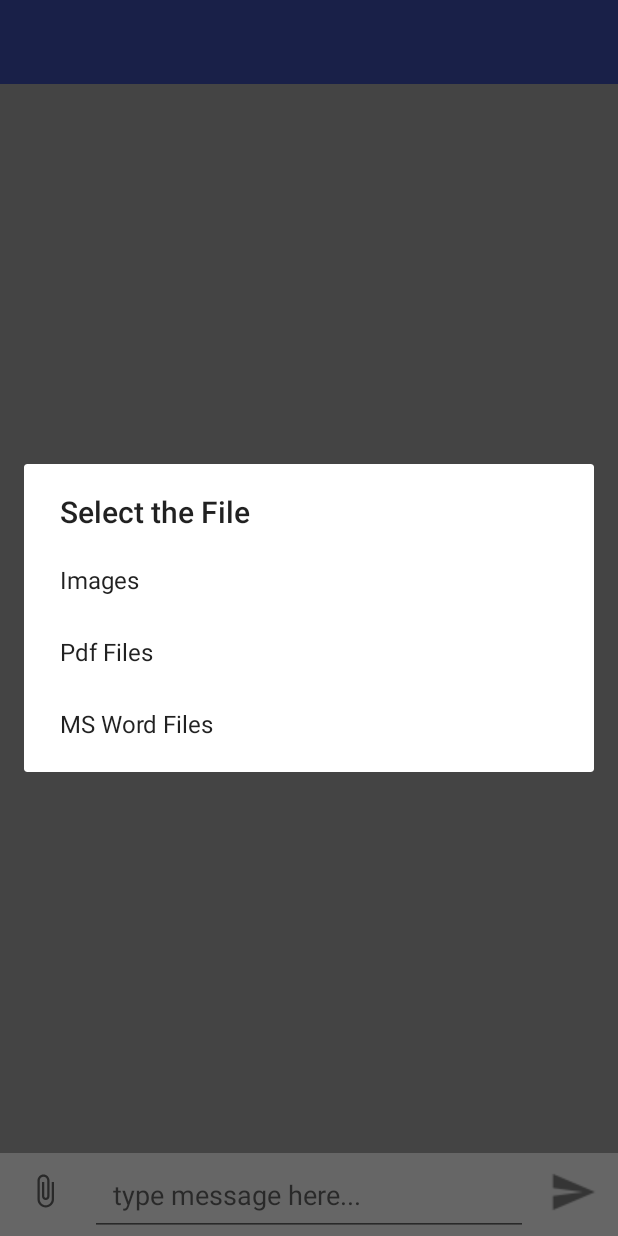
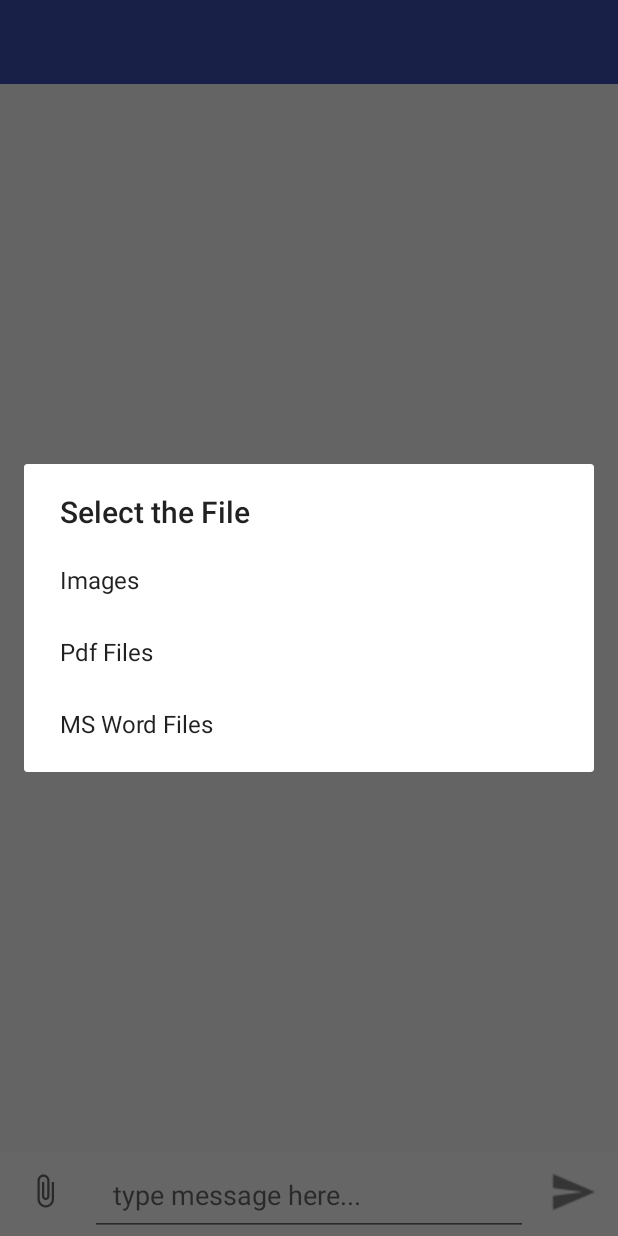
Before and after one commit to vteamdevelopment/SocialCloud, an Android app: the ChatActivity screen opened directly, with no data from a screen before it, after a tap on an icon or button, on a phone screen of 412 x 824 dp. Run offline under Robolectric (Android 15) with nearby library versions, the phone set to English and light mode, and no system bars; our stand-ins replace Firebase (no records; nobody signed in at launch, a user with empty details on screens opened directly), data binding; Roboto replaces fonts that are not available here; 9 statements that could not run were skipped.

Commit message:
Code refactoring

```diff
--- a/app/src/main/res/layout/activity_chat.xml
+++ b/app/src/main/res/layout/activity_chat.xml
@@ -2,27 +2,27 @@
 <layout xmlns:android="http://schemas.android.com/apk/res/android"
     xmlns:app="http://schemas.android.com/apk/res-auto"
     xmlns:tools="http://schemas.android.com/tools">
+
     <data>
 
     </data>
 
-    <RelativeLayout
+    <androidx.constraintlayout.widget.ConstraintLayout
         android:layout_width="match_parent"
         android:layout_height="match_parent"
-        android:background='@android:color/darker_gray'
         tools:context="com.vteam.testdemo.chat.ChatActivity">
 
         <include
             android:id="@+id/chat_toolbar"
-            layout="@layout/app_bar_layout"/>
+            layout="@layout/app_bar_layout" />
 
         <androidx.recyclerview.widget.RecyclerView
             android:id="@+id/user_messages_list"
             android:layout_width="match_parent"
-            android:layout_height="match_parent"
-            android:layout_above="@+id/chat_linear_layout"
-            android:layout_below="@+id/chat_toolbar"
-            android:layout_marginBottom="6dp" />
+            android:layout_height="0dp"
+            android:layout_marginBottom="6dp"
+            app:layout_constraintBottom_toTopOf="@+id/chat_linear_layout"
+            app:layout_constraintTop_toBottomOf="@+id/chat_toolbar" />
 
         <RelativeLayout
             android:id="@+id/chat_linear_layout"
@@ -31,7 +31,8 @@
             android:layout_alignParentStart="true"
             android:layout_alignParentBottom="true"
             android:background="@android:color/background_light"
-            android:orientation="horizontal">
+            android:orientation="horizontal"
+            app:layout_constraintBottom_toBottomOf="parent">
 
             <ImageButton
                 android:id="@+id/send_files_btn"
@@ -64,5 +65,5 @@
                 tools:ignore="ContentDescription" />
         </RelativeLayout>
 
-    </RelativeLayout>
+    </androidx.constraintlayout.widget.ConstraintLayout>
 </layout>
```
Also changed, not shown: app/src/main/java/com/vteam/testdemo/chat/ChatActivity.kt (+8 -15 lines).
